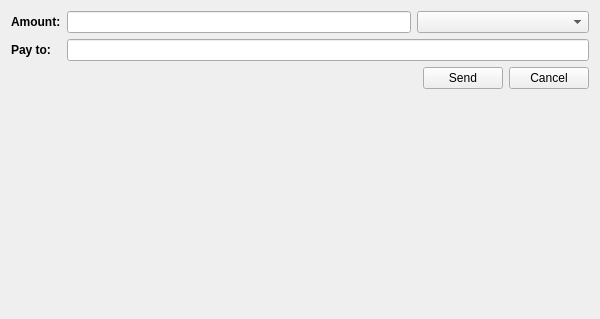
First picture: the form in ui/forms/sendcoins.ui, repository chromaway/ngcccbase, before the edit.
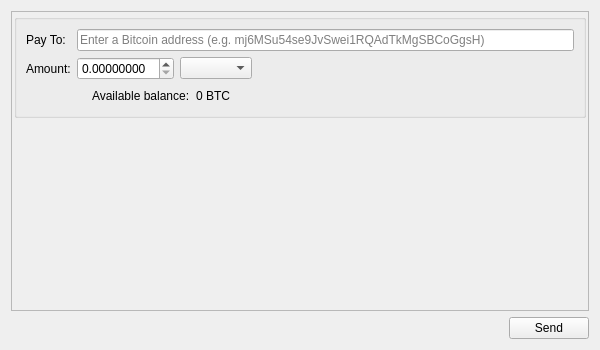
Second picture: the form after the edit.

```diff
--- a/ui/forms/sendcoins.ui
+++ b/ui/forms/sendcoins.ui
@@ -7,70 +7,173 @@
     <x>0</x>
     <y>0</y>
     <width>600</width>
-    <height>319</height>
+    <height>350</height>
    </rect>
   </property>
   <property name="windowTitle">
    <string>Form</string>
   </property>
-  <layout class="QVBoxLayout" name="topLayout" stretch="0,0,0">
+  <layout class="QVBoxLayout" name="topLayout">
    <item>
-    <layout class="QHBoxLayout" name="horizontalLayout_2" stretch="0,1">
-     <item>
-      <layout class="QVBoxLayout" name="verticalLayout_2">
+    <widget class="QScrollArea" name="scrollArea">
+     <property name="widgetResizable">
+      <bool>true</bool>
+     </property>
+     <widget class="QWidget" name="scrollAreaWidgetContents">
+      <property name="geometry">
+       <rect>
+        <x>0</x>
+        <y>0</y>
+        <width>584</width>
+        <height>303</height>
+       </rect>
+      </property>
+      <layout class="QVBoxLayout" name="topLayout" stretch="0,1">
+       <property name="margin">
+        <number>2</number>
+       </property>
        <item>
-        <widget class="QLabel" name="label">
-         <property name="font">
-          <font>
-           <weight>75</weight>
-           <bold>true</bold>
-          </font>
+        <widget class="QGroupBox" name="groupBox">
+         <property name="sizePolicy">
+          <sizepolicy hsizetype="Preferred" vsizetype="Preferred">
+           <horstretch>0</horstretch>
+           <verstretch>0</verstretch>
+          </sizepolicy>
          </property>
-         <property name="text">
-          <string>Amount:</string>
+         <property name="title">
+          <string/>
          </property>
+         <layout class="QFormLayout" name="topLayout">
+          <property name="sizeConstraint">
+           <enum>QLayout::SetDefaultConstraint</enum>
+          </property>
+          <property name="fieldGrowthPolicy">
+           <enum>QFormLayout::ExpandingFieldsGrow</enum>
+          </property>
+          <item row="1" column="0">
+           <widget class="QLabel" name="label">
+            <property name="text">
+             <string>Pay To:</string>
+            </property>
+           </widget>
+          </item>
+          <item row="1" column="1">
+           <layout class="QHBoxLayout" name="horizontalLayout_2">
+            <item>
+             <widget class="QLineEdit" name="edt_address">
+              <property name="placeholderText">
+               <string>Enter a Bitcoin address (e.g. mj6MSu54se9JvSwei1RQAdTkMgSBCoGgsH)</string>
+              </property>
+             </widget>
+            </item>
+           </layout>
+          </item>
+          <item row="2" column="0">
+           <widget class="QLabel" name="label_2">
+            <property name="text">
+             <string>Amount:</string>
+            </property>
+           </widget>
+          </item>
+          <item row="2" column="1">
+           <layout class="QHBoxLayout" name="horizontalLayout_3">
+            <item>
+             <widget class="QDoubleSpinBox" name="edt_amount">
+              <property name="sizePolicy">
+               <sizepolicy hsizetype="Maximum" vsizetype="Fixed">
+                <horstretch>0</horstretch>
+                <verstretch>0</verstretch>
+               </sizepolicy>
+              </property>
+              <property name="cursor">
+               <cursorShape>IBeamCursor</cursorShape>
+              </property>
+              <property name="decimals">
+               <number>8</number>
+              </property>
+              <property name="singleStep">
+               <double>0.001000000000000</double>
+              </property>
+             </widget>
+            </item>
+            <item>
+             <widget class="QComboBox" name="cb_monikers">
+              <property name="sizePolicy">
+               <sizepolicy hsizetype="Maximum" vsizetype="Fixed">
+                <horstretch>0</horstretch>
+                <verstretch>0</verstretch>
+               </sizepolicy>
+              </property>
+             </widget>
+            </item>
+           </layout>
+          </item>
+          <item row="3" column="1">
+           <layout class="QHBoxLayout" name="horizontalLayout_4">
+            <item>
+             <spacer name="horizontalSpacer_2">
+              <property name="orientation">
+               <enum>Qt::Horizontal</enum>
+              </property>
+              <property name="sizeType">
+               <enum>QSizePolicy::Fixed</enum>
+              </property>
+              <property name="sizeHint" stdset="0">
+               <size>
+                <width>15</width>
+                <height>20</height>
+               </size>
+              </property>
+             </spacer>
+            </item>
+            <item>
+             <widget class="QLabel" name="label_3">
+              <property name="font">
+               <font>
+                <pointsize>9</pointsize>
+               </font>
+              </property>
+              <property name="text">
+               <string>Available balance:</string>
+              </property>
+             </widget>
+            </item>
+            <item>
+             <widget class="QLabel" name="lbl_availaleBalance">
+              <property name="font">
+               <font>
+                <pointsize>9</pointsize>
+               </font>
+              </property>
+              <property name="text">
+               <string>0 BTC</string>
+              </property>
+             </widget>
+            </item>
+           </layout>
+          </item>
+         </layout>
         </widget>
        </item>
        <item>
-        <widget class="QLabel" name="label_2">
-         <property name="font">
-          <font>
-           <weight>75</weight>
-           <bold>true</bold>
-          </font>
+        <spacer name="verticalSpacer">
+         <property name="orientation">
+          <enum>Qt::Vertical</enum>
          </property>
-         <property name="frameShape">
-          <enum>QFrame::NoFrame</enum>
+         <property name="sizeType">
+          <enum>QSizePolicy::Expanding</enum>
          </property>
-         <property name="text">
-          <string>Pay to:</string>
+         <property name="sizeHint" stdset="0">
+          <size>
+           <width>20</width>
+           <height>40</height>
+          </size>
          </property>
-        </widget>
+        </spacer>
        </item>
       </layout>
-     </item>
-     <item>
-      <layout class="QVBoxLayout" name="verticalLayout">
-       <item>
-        <layout class="QHBoxLayout" name="horizontalLayout_3" stretch="2,1">
-         <item>
-          <widget class="QLineEdit" name="lineEdit_2">
-           <property name="readOnly">
-            <bool>false</bool>
-           </property>
-          </widget>
-         </item>
-         <item>
-          <widget class="QComboBox" name="comboBox"/>
-         </item>
-        </layout>
-       </item>
-       <item>
-        <widget class="QLineEdit" name="lineEdit"/>
-       </item>
-      </layout>
-     </item>
-    </layout>
+     </widget>
+    </widget>
    </item>
    <item>
     <layout class="QHBoxLayout" name="horizontalLayout">
@@ -94,28 +197,8 @@
        </property>
       </widget>
      </item>
-     <item>
-      <widget class="QPushButton" name="pushButton">
-       <property name="text">
-        <string>Cancel</string>
-       </property>
-      </widget>
-     </item>
     </layout>
    </item>
-   <item>
-    <spacer name="verticalSpacer">
-     <property name="orientation">
-      <enum>Qt::Vertical</enum>
-     </property>
-     <property name="sizeHint" stdset="0">
-      <size>
-       <width>20</width>
-       <height>40</height>
-      </size>
-     </property>
-    </spacer>
-   </item>
   </layout>
  </widget>
  <resources/>
```
Left out of the diff: 2 changed lines with no effect on the pictures.
